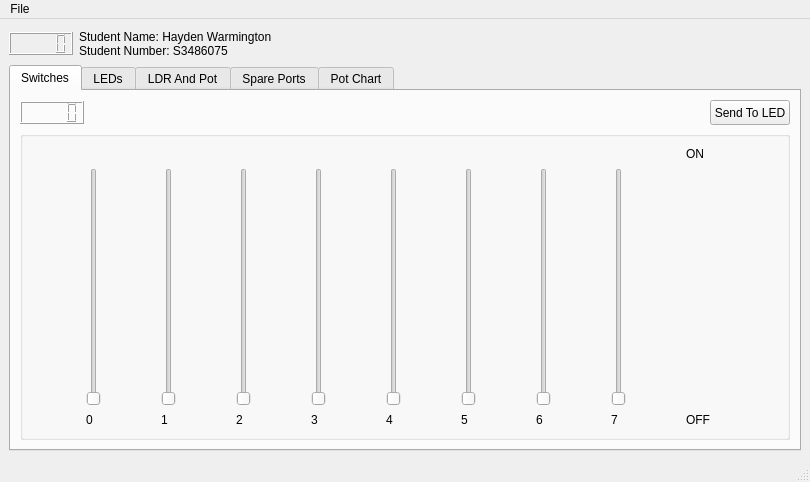
First picture: the form in gui_1.ui, repository dosatross/ousb-gui, before the edit.
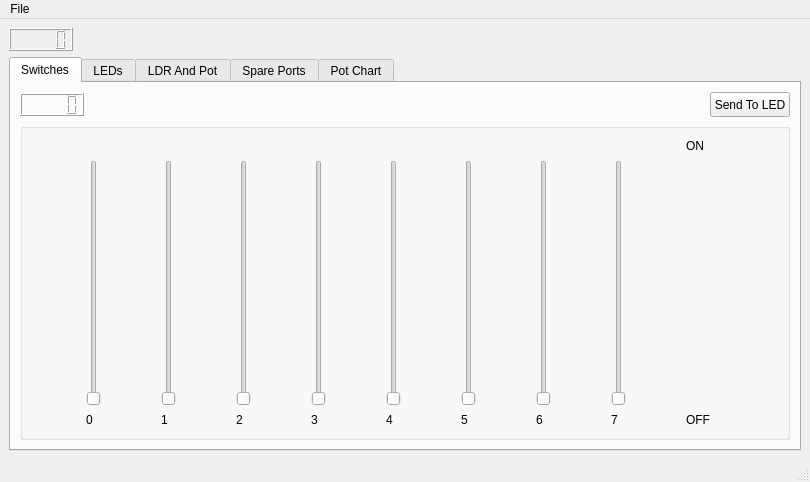
Second picture: the form after the edit.

What changed in the file:
```diff
--- a/gui_1.ui
+++ b/gui_1.ui
@@ -31,7 +31,7 @@
       </property>
      </widget>
     </item>
-    <item row="1" column="0" colspan="3">
+    <item row="1" column="0" colspan="2">
      <widget class="QTabWidget" name="tabWidget">
       <property name="currentIndex">
        <number>0</number>
@@ -718,26 +718,6 @@
       </widget>
      </widget>
     </item>
-    <item row="0" column="1">
-     <widget class="QLabel" name="label">
-      <property name="minimumSize">
-       <size>
-        <width>221</width>
-        <height>31</height>
-       </size>
-      </property>
-      <property name="maximumSize">
-       <size>
-        <width>221</width>
-        <height>31</height>
-       </size>
-      </property>
-      <property name="text">
-       <string>Student Name: Hayden Warmington
-Student Number: S3486075</string>
-      </property>
-     </widget>
-    </item>
    </layout>
   </widget>
   <widget class="QMenuBar" name="menubar">
```
